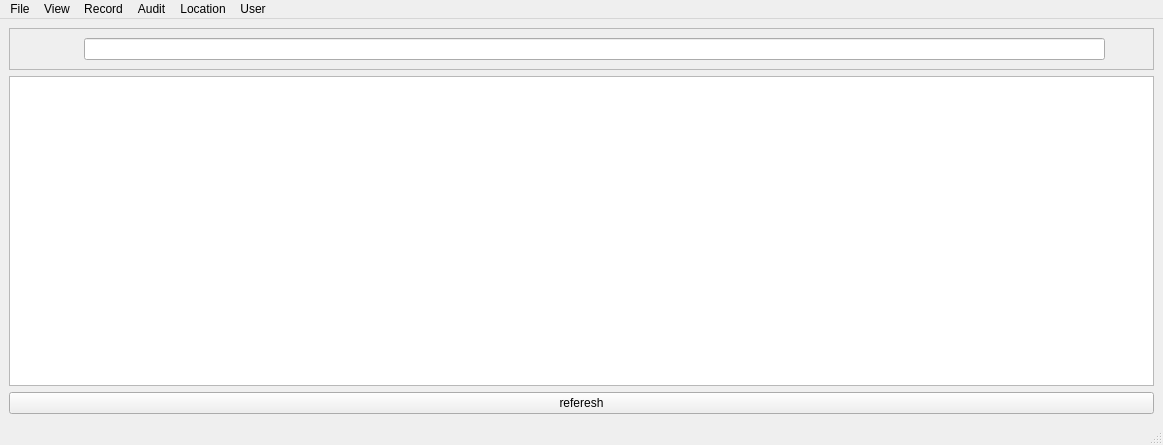
Above: elitebridge_ui_file/userwindow.ui from SaiSawant1/EliteBridgeAdmin before the change. Below: the same form after it.
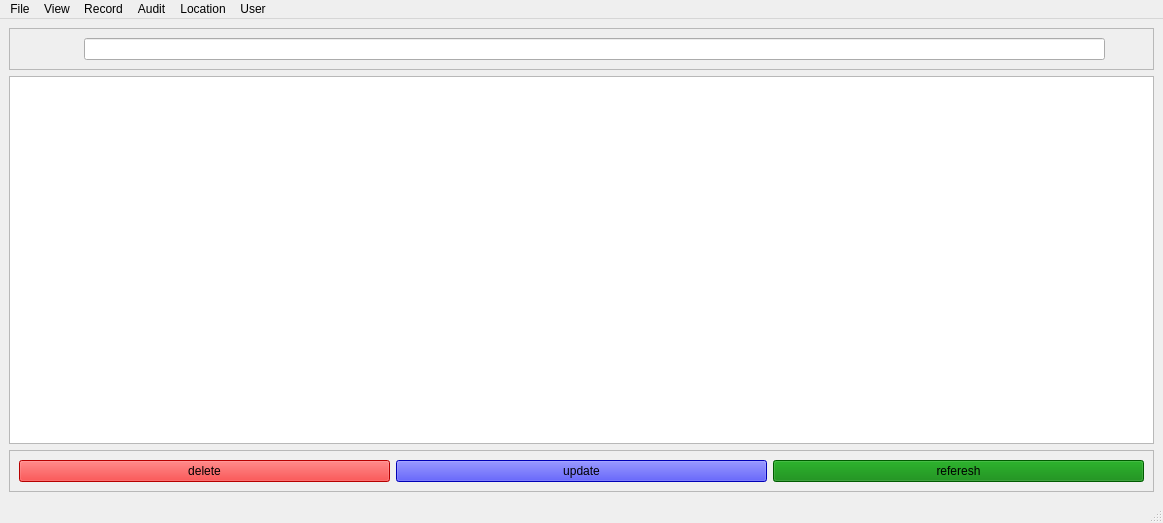
That is the form after the change. Icons and pictures are not drawn.

Commit message: delete feature added

Diff of the .ui file:
```diff
--- a/elitebridge_ui_file/userwindow.ui
+++ b/elitebridge_ui_file/userwindow.ui
@@ -7,7 +7,7 @@
     <x>0</x>
     <y>0</y>
     <width>1163</width>
-    <height>445</height>
+    <height>523</height>
    </rect>
   </property>
   <property name="windowTitle">
@@ -121,10 +121,45 @@
      </widget>
     </item>
     <item>
-     <widget class="QPushButton" name="pushButton">
-      <property name="text">
-       <string>referesh</string>
+     <widget class="QFrame" name="frame_2">
+      <property name="frameShape">
+       <enum>QFrame::StyledPanel</enum>
       </property>
+      <property name="frameShadow">
+       <enum>QFrame::Raised</enum>
+      </property>
+      <layout class="QHBoxLayout" name="horizontalLayout_2">
+       <item>
+        <widget class="QPushButton" name="delete_2">
+         <property name="styleSheet">
+          <string notr="true">background:red;</string>
+         </property>
+         <property name="text">
+          <string>delete</string>
+         </property>
+        </widget>
+       </item>
+       <item>
+        <widget class="QPushButton" name="update">
+         <property name="styleSheet">
+          <string notr="true">background:blue;</string>
+         </property>
+         <property name="text">
+          <string>update</string>
+         </property>
+        </widget>
+       </item>
+       <item>
+        <widget class="QPushButton" name="pushButton">
+         <property name="styleSheet">
+          <string notr="true">background:green;</string>
+         </property>
+         <property name="text">
+          <string>referesh</string>
+         </property>
+        </widget>
+       </item>
+      </layout>
      </widget>
     </item>
    </layout>
```
The commit also changes 17 other files.
